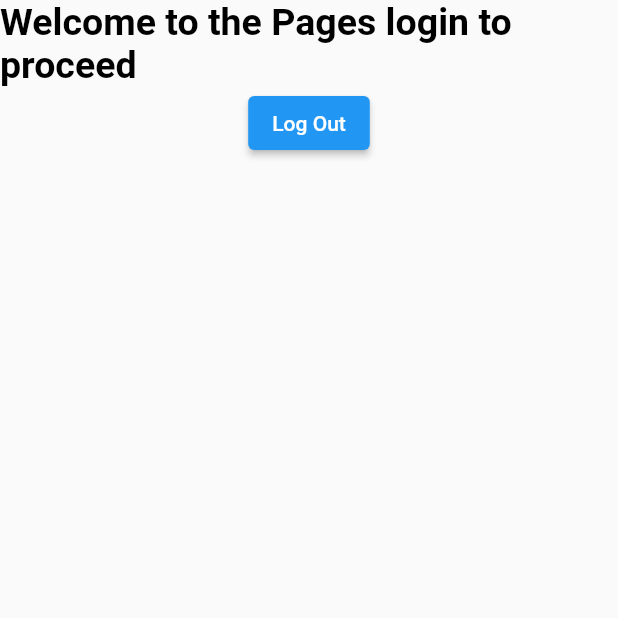
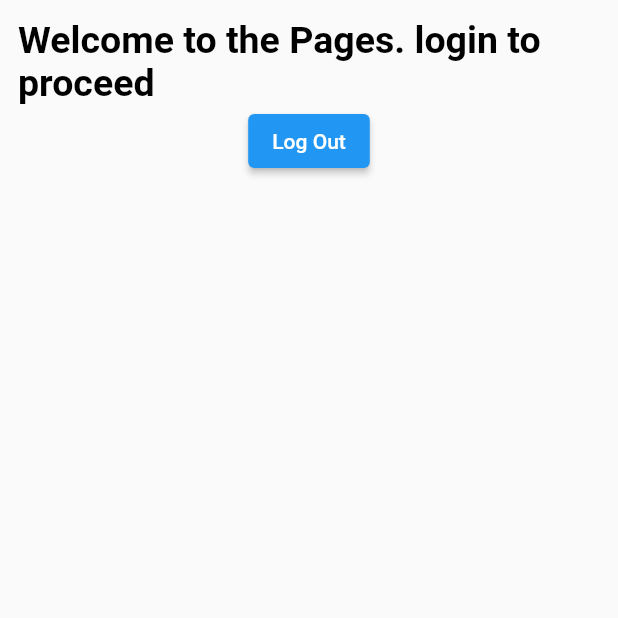
Before and after one commit to vikilinho/go_pages, a Flutter app: the HomePage screen opened by its route, on a phone screen of 412 x 824 dp, the top half of it. Run offline on Flutter 3.47's test engine with Material 2 defaults, Android fonts, the light colour scheme and no system bars; our stand-ins replace go_router.

Commit message:
full implimentaiton initialised

```diff
--- a/gopages/lib/pages/homepage.dart
+++ b/gopages/lib/pages/homepage.dart
@@ -13,20 +13,23 @@ class _HomePageState extends State<HomePage> {
   Widget build(BuildContext context) {
     return Scaffold(
       body: SafeArea(
+          child: Padding(
+        padding: const EdgeInsets.all(12.0),
         child: Column(
           // ignore: prefer_const_literals_to_create_immutables
           children: [
             const Text(
-            "Welcome to the Pages login to proceed",
+              "Welcome to the Pages. login to proceed",
               style: TextStyle(
                   color: Colors.black,
                   fontSize: 25.0,
                   fontWeight: FontWeight.bold),
             ),
             ElevatedButton(
-              onPressed: (() => context.go('/SplashPage')),
+                onPressed: (() => context.go('/')),
                 child: const Text("Log Out"))
           ],
+        ),
       )),
     );
   }
--- a/gopages/lib/pages/login_page.dart
+++ b/gopages/lib/pages/login_page.dart
@@ -13,6 +13,8 @@ class _LoginPageState extends State<LoginPage> {
   Widget build(BuildContext context) {
     return Scaffold(
       body: SafeArea(
+          child: Padding(
+        padding: const EdgeInsets.all(12.0),
         child: Column(
           // ignore: prefer_const_literals_to_create_immutables
           children: [
@@ -39,6 +41,7 @@ class _LoginPageState extends State<LoginPage> {
                 onPressed: (() => context.go('/HomePage')),
                 child: const Text("Login"))
           ],
+        ),
       )),
     );
   }
--- a/gopages/lib/pages/splash_page.dart
+++ b/gopages/lib/pages/splash_page.dart
@@ -14,9 +14,11 @@ class _SplashState extends State<Splash> {
   Widget build(BuildContext context) {
     return Scaffold(
       body: SafeArea(
+          child: Padding(
+        padding: const EdgeInsets.all(12.0),
         child: Column(
           mainAxisAlignment: MainAxisAlignment.center,
-        crossAxisAlignment: CrossAxisAlignment.center,
+
           // ignore: prefer_const_literals_to_create_immutables
           children: [
             const Text(
@@ -30,6 +32,7 @@ class _SplashState extends State<Splash> {
                 onPressed: (() => context.go('/LoginPage')),
                 child: const Text("Login"))
           ],
+        ),
       )),
     );
   }
```
Lines whose indentation alone changed are shown as unchanged.
